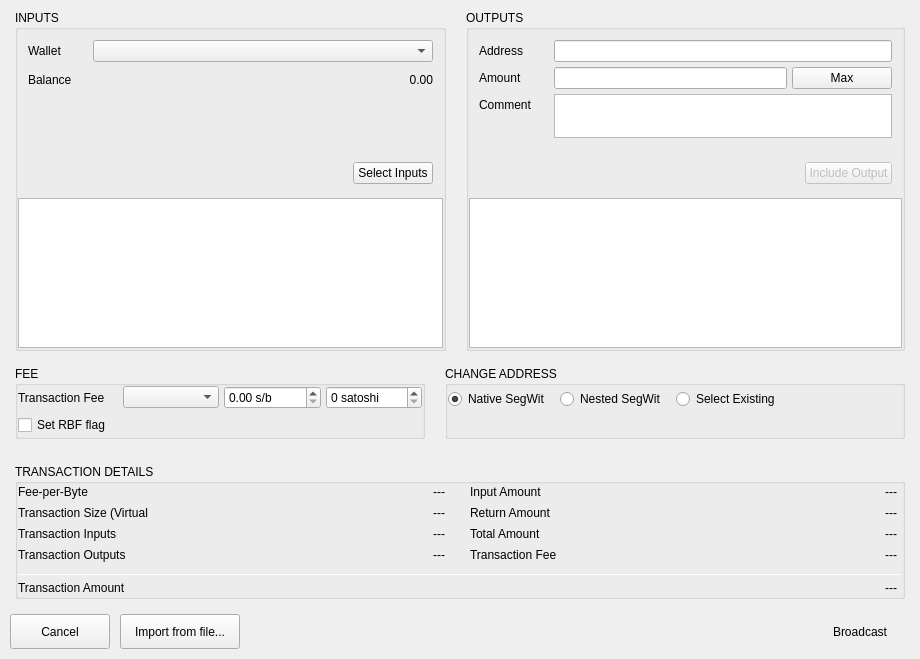
Before: the Qt Designer form BlockSettleUILib/CreateTransactionDialogAdvanced.ui in BlockSettle/terminal, drawn with Qt 5.
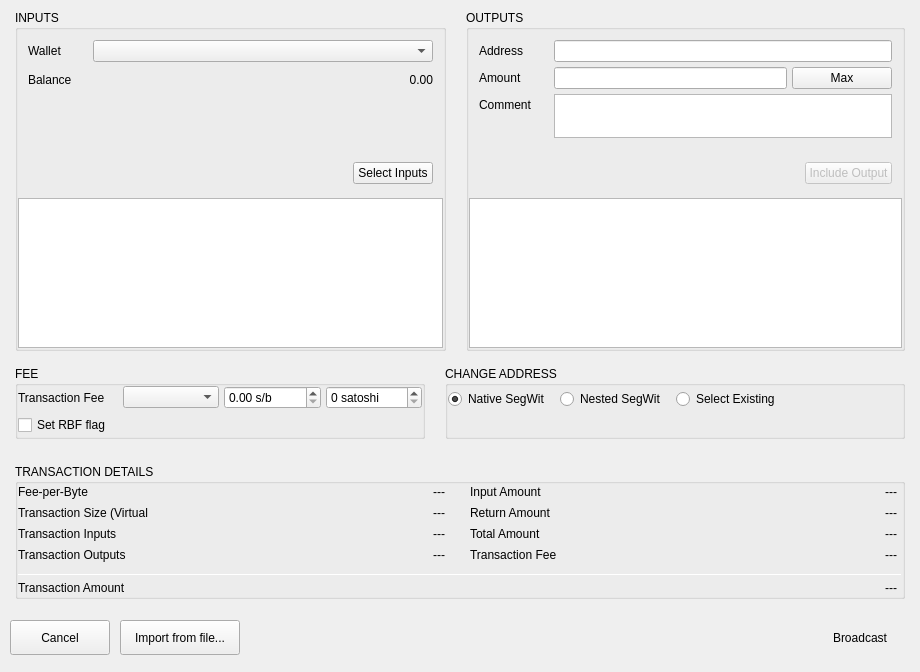
After: the same form once the commit is applied.

The edit to the form file:
```diff
--- a/BlockSettleUILib/CreateTransactionDialogAdvanced.ui
+++ b/BlockSettleUILib/CreateTransactionDialogAdvanced.ui
@@ -7,7 +7,7 @@
     <x>0</x>
     <y>0</y>
     <width>920</width>
-    <height>659</height>
+    <height>672</height>
    </rect>
   </property>
   <property name="windowTitle">
```
Left out of the diff: 2 changed lines with no effect on the pictures.
